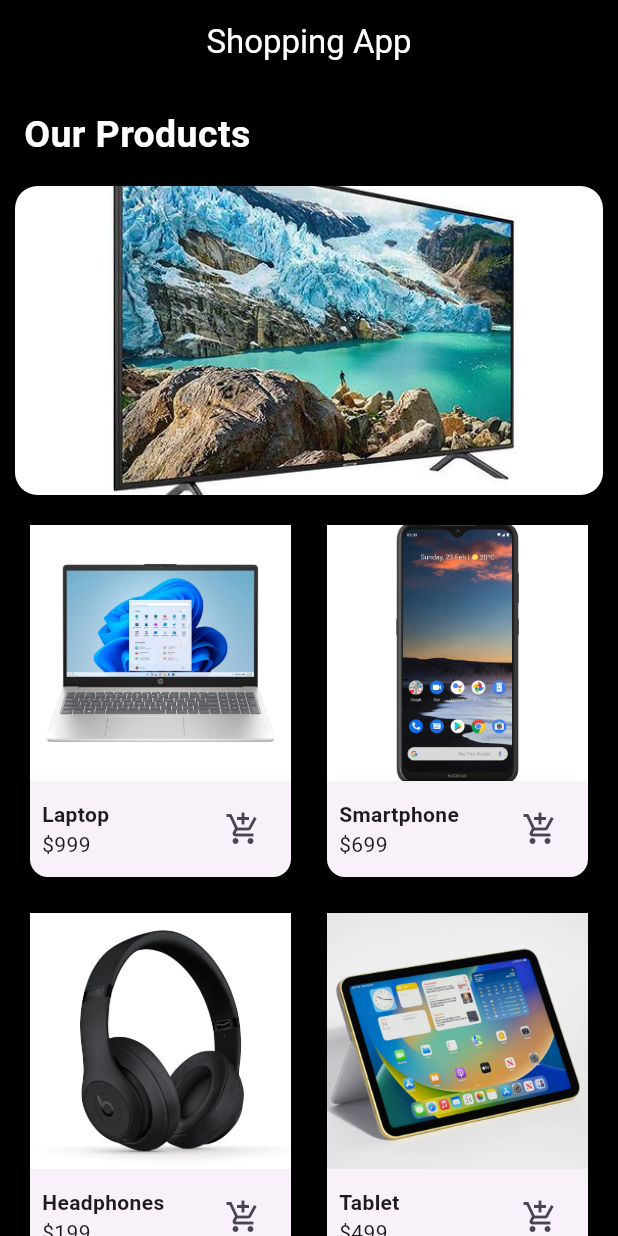
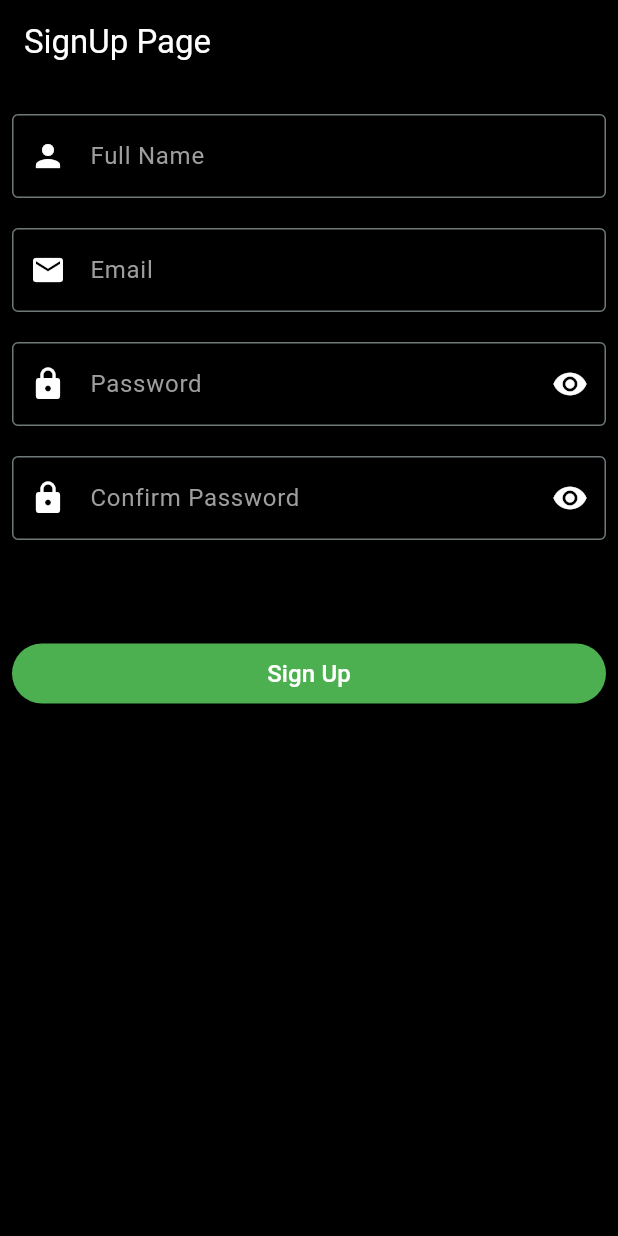
Before and after one commit to mohamedsalah918101/shopping-app, a Flutter app: the screen it shows after launch, on a phone screen of 412 x 824 dp. Run offline on Flutter 3.47's test engine with Material 3 defaults, Android fonts, the phone set to English and light mode, and no system bars.

Commit message:
SignUp Page

```diff
--- a/lib/main.dart
+++ b/lib/main.dart
@@ -1,5 +1,5 @@
 import 'package:flutter/material.dart';
-import 'package:shopping_app/main_screen.dart';
+import 'package:shopping_app/signup_page.dart';
 
 void main() {
   runApp(const MyApp());
@@ -15,10 +15,10 @@ class MyApp extends StatelessWidget {
       debugShowCheckedModeBanner: false,
       title: 'Shopping App',
       theme: ThemeData(
-        colorScheme: ColorScheme.fromSeed(seedColor: Colors.deepPurple),
+        colorScheme: ColorScheme.fromSeed(seedColor: Colors.grey),
         useMaterial3: true,
       ),
-      home: const MainScreen(),
+      home: const SignupPage(),
     );
   }
 }
--- /dev/null
+++ b/lib/signup_page.dart
@@ -0,0 +1,218 @@
+import 'package:flutter/material.dart';
+import 'package:shopping_app/main_screen.dart';
+
+class SignupPage extends StatefulWidget {
+  const SignupPage({super.key});
+
+  @override
+  State<SignupPage> createState() => _SignupPageState();
+}
+
+class _SignupPageState extends State<SignupPage> {
+  final _formKey = GlobalKey<FormState>();
+  TextEditingController nameController = TextEditingController();
+  TextEditingController emailController = TextEditingController();
+  TextEditingController passwordController = TextEditingController();
+  TextEditingController confirmPasswordController = TextEditingController();
+  bool hiddenPassword = true;
+  bool hiddenPassword2 = true;
+
+  @override
+  Widget build(BuildContext context) {
+    return Scaffold(
+      backgroundColor: Colors.black,
+      appBar: AppBar(
+        backgroundColor: Colors.black,
+        title: Text(
+          "SignUp Page",
+          style: TextStyle(color: Colors.white),
+        ),
+      ),
+      body: SingleChildScrollView(
+        padding: EdgeInsets.symmetric(vertical: 20, horizontal: 8),
+        child: Form(
+          key: _formKey,
+          child: Column(
+            crossAxisAlignment: CrossAxisAlignment.stretch,
+            spacing: 20,
+            children: [
+              TextFormField(
+                controller: nameController,
+                style: TextStyle(color: Colors.white),
+                decoration: InputDecoration(
+                    labelText: 'Full Name',
+                    labelStyle: TextStyle(color: Colors.grey),
+                    border: OutlineInputBorder(),
+                    prefixIcon: Icon(
+                      Icons.person,
+                      color: Colors.white,
+                    )),
+                validator: (value) {
+                  if (value == null || value.isEmpty) {
+                    return 'Please enter your full name';
+                  }
+                  if (value[0] != value[0].toUpperCase()) {
+                    return 'First letter must be capitalized';
+                  }
+                  return null;
+                },
+              ),
+              TextFormField(
+                controller: emailController,
+                style: TextStyle(color: Colors.white),
+                decoration: InputDecoration(
+                    labelText: 'Email',
+                    labelStyle: TextStyle(color: Colors.grey),
+                    border: OutlineInputBorder(),
+                    prefixIcon: Icon(
+                      Icons.email,
+                      color: Colors.white,
+                    )),
+                validator: (value) {
+                  if (value == null || value.isEmpty) {
+                    return 'Please enter your email';
+                  }
+                  if (!value.contains('@')) {
+                    return 'Email must contain @';
+                  }
+                  return null;
+                },
+              ),
+              TextFormField(
+                controller: passwordController,
+                style: TextStyle(color: Colors.white),
+                obscureText: hiddenPassword,
+                decoration: InputDecoration(
+                  labelText: 'Password',
+                  labelStyle: TextStyle(color: Colors.grey),
+                  border: OutlineInputBorder(),
+                  prefixIcon: Icon(
+                    Icons.lock,
+                    color: Colors.white,
+                  ),
+                  suffixIcon: IconButton(
+                    onPressed: () {
+                      togglePassword();
+                    },
+                    icon: Icon(
+                      hiddenPassword ? Icons.visibility : Icons.visibility_off,
+                      color: Colors.white,
+                    ),
+                  ),
+                ),
+                validator: (value) {
+                  if (value == null || value.isEmpty) {
+                    return 'Please enter your password';
+                  }
+                  if (value.length < 6) {
+                    return 'Password must be at least 6 characters';
+                  }
+                  return null;
+                },
+              ),
+              TextFormField(
+                controller: confirmPasswordController,
+                style: TextStyle(color: Colors.white),
+                obscureText: hiddenPassword2,
+                decoration: InputDecoration(
+                  labelText: 'Confirm Password',
+                  labelStyle: TextStyle(color: Colors.grey),
+                  border: OutlineInputBorder(),
+                  prefixIcon: Icon(
+                    Icons.lock,
+                    color: Colors.white,
+                  ),
+                  suffixIcon: IconButton(
+                    onPressed: () {
+                      togglePassword2();
+                    },
+                    icon: Icon(
+                      hiddenPassword2 ? Icons.visibility : Icons.visibility_off,
+                      color: Colors.white,
+                    ),
+                  ),
+                ),
+                validator: (value) {
+                  if (value == null || value.isEmpty) {
+                    return 'Please confirm your password';
+                  }
+                  if (value != passwordController.text) {
+                    return 'Password do not match';
+                  }
+                  return null;
+                },
+              ),
+              SizedBox(
+                height: 25,
+              ),
+              ElevatedButton(
+                onPressed: () {
+                  if (_formKey.currentState!.validate()) {
+                    showDialog(
+                      context: context,
+                      builder: (BuildContext context) {
+                        return AlertDialog(
+                          backgroundColor: Colors.green,
+                          title: Text("Success", style: TextStyle(color: Colors.white),),
+                          content: Text("Account created successfully!", style: TextStyle(color: Colors.white)),
+                          actions: [
+                            TextButton(
+                              onPressed: () {
+                                Navigator.of(context).pop();
+                                Navigator.pushReplacement(
+                                  context,
+                                  MaterialPageRoute(
+                                    builder: (context) => MainScreen(),
+                                  ),
+                                );
+                              },
+                              child: Text("OK", style: TextStyle(color: Colors.white)),
+                            ),
+                          ],
+                        );
+                      },
+                    );
+                  } else {
+                    if (nameController.text.isEmpty ||
+                        nameController.text[0] !=
+                            nameController.text[0].toUpperCase()) {
+                      showErrorSnackBar(
+                          "Full name must start with a capital letter");
+                    } else if (!emailController.text.contains('@')) {
+                      showErrorSnackBar("Email must contain @");
+                    } else if (passwordController.text.length < 6) {
+                      showErrorSnackBar(
+                          "Password must be at least 6 characters");
+                    } else if (confirmPasswordController.text !=
+                        passwordController.text) {
+                      showErrorSnackBar("Passwords do not match");
+                    }
+                  }
+                },
+                style: ElevatedButton.styleFrom(backgroundColor: Colors.green),
+                child: Text("Sign Up", style: TextStyle(color: Colors.white, fontSize: 16),),
+              ),
+            ],
+          ),
+        ),
+      ),
+    );
+  }
+
+  togglePassword() {
+    hiddenPassword = !hiddenPassword;
+    setState(() {});
+  }
+
+  togglePassword2() {
+    hiddenPassword2 = !hiddenPassword2;
+    setState(() {});
+  }
+
+  showErrorSnackBar(String message) {
+    ScaffoldMessenger.of(context).showSnackBar(SnackBar(
+      content: Text(message),
+      backgroundColor: Colors.red,
+    ));
+  }
+}
```
